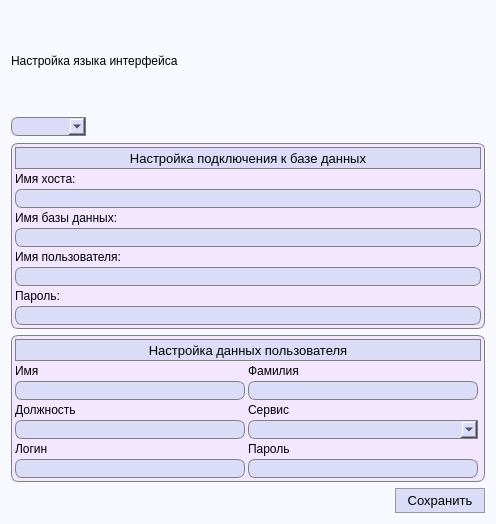
Above: src/app/view/SettingsWindow.ui from FediiBohdan/TechService before the change. Below: the same form after it.
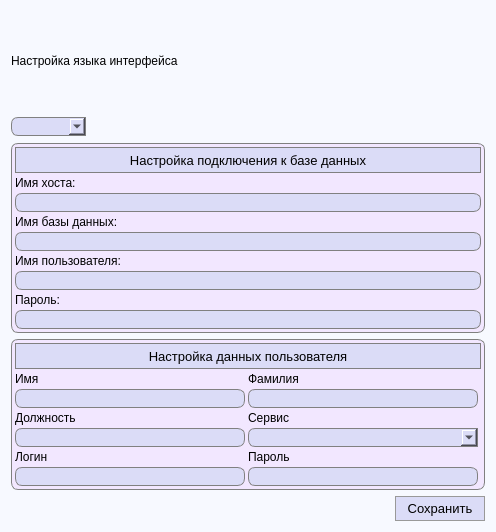
That is the form after the change. Icons and pictures are not drawn.

The edit to the form file:
```diff
--- a/src/app/view/SettingsWindow.ui
+++ b/src/app/view/SettingsWindow.ui
@@ -7,7 +7,7 @@
     <x>0</x>
     <y>0</y>
     <width>496</width>
-    <height>524</height>
+    <height>532</height>
    </rect>
   </property>
   <property name="windowTitle">
@@ -171,13 +171,13 @@
           <property name="minimumSize">
            <size>
             <width>0</width>
-            <height>22</height>
+            <height>26</height>
            </size>
           </property>
           <property name="maximumSize">
            <size>
             <width>16777215</width>
-            <height>22</height>
+            <height>26</height>
            </size>
           </property>
           <property name="styleSheet">
@@ -558,13 +558,13 @@
           <property name="minimumSize">
            <size>
             <width>0</width>
-            <height>22</height>
+            <height>26</height>
            </size>
           </property>
           <property name="maximumSize">
            <size>
             <width>16777215</width>
-            <height>22</height>
+            <height>26</height>
            </size>
           </property>
           <property name="styleSheet">
```
